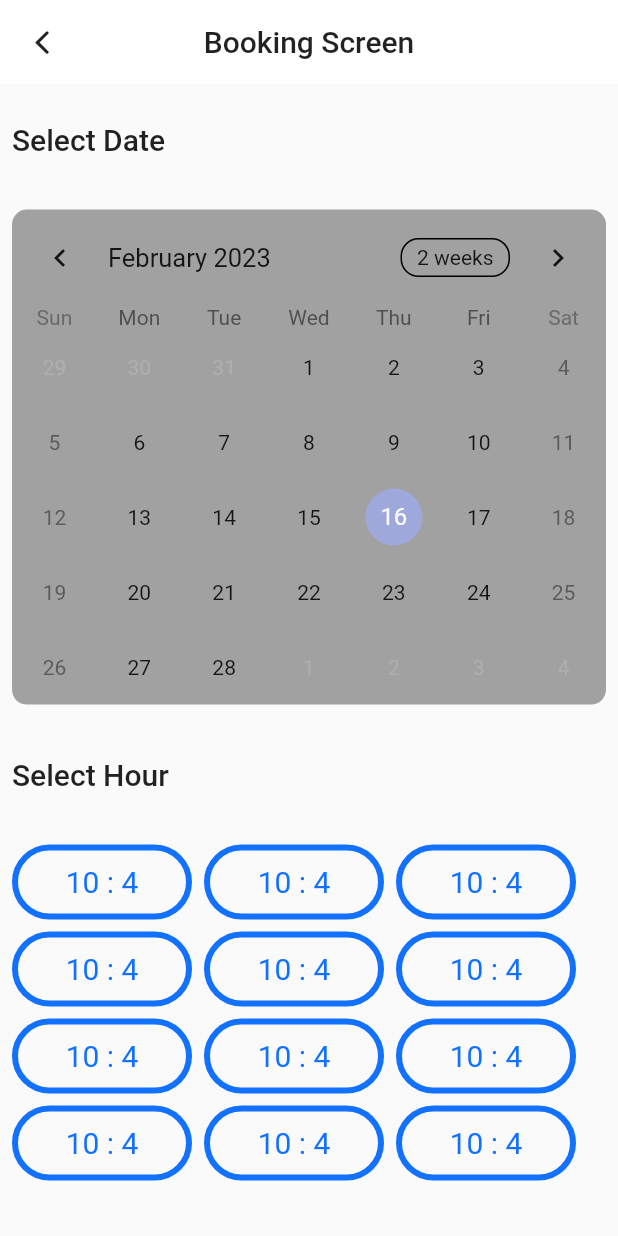
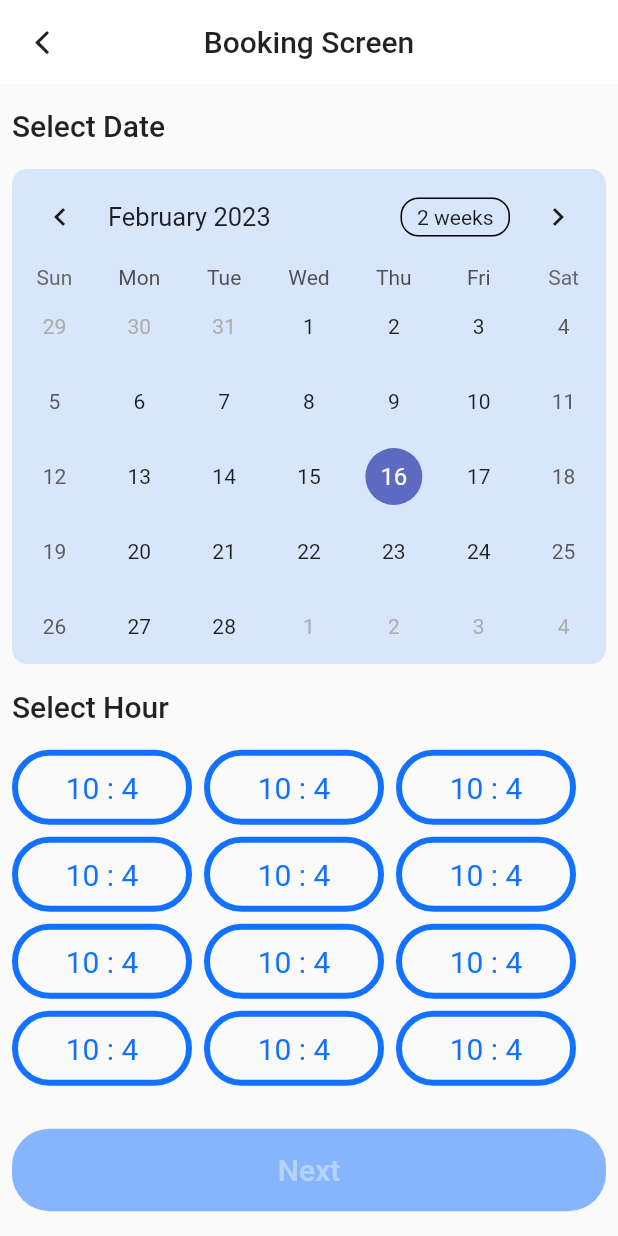
Before and after one commit to sanushcj/Hayaath-24x7, a Flutter app: the BookingAppointmentScreen screen opened directly, on a phone screen of 412 x 824 dp. Run offline on Flutter 3.47's test engine with Material 2 defaults, Android fonts, the phone set to English and light mode, and no system bars; drawn by our look-alikes of table_calendar; our stand-ins replace carousel_slider, font_awesome_flutter, get, google_fonts, lottie; network calls fail; Roboto replaces fonts that are missing (Rosario).

Commit message:
next elevated button done

```diff
--- a/lib/controller/bookingscreen/bookingscreencontroller.dart
+++ b/lib/controller/bookingscreen/bookingscreencontroller.dart
@@ -3,14 +3,14 @@ import 'dart:developer';
 import 'package:get/get.dart';
 
 class BookingScreenController extends GetxController {
-  List<bool> boollist = List.generate(12, (index) => false);
+  List<bool> boollist = List.generate(12, (index) => false).obs;
 
-  thakkudu(int indexofthewidget) {
+  timeSelect(int indexofthewidget) {
     log(' $indexofthewidget');
     for (var i = 0; i < boollist.length; i++) {
       if (i == indexofthewidget) {
         log('ifcase worked $i');
-        boollist[i] = true;
+        boollist[i] == false ? boollist[i] =true : boollist[i] =false;
       } else {
         log('ELSEcase worked $i');
         boollist[i] = false;
--- a/lib/view/booking screen/book_appoinment.dart
+++ b/lib/view/booking screen/book_appoinment.dart
@@ -2,16 +2,18 @@ import 'package:flutter/cupertino.dart';
 import 'package:flutter/material.dart';
 import 'package:get/get.dart';
 import 'package:hayaath_24x7/core/Colors/mycolors.dart';
-import 'package:hayaath_24x7/view/booking%20screen/widgets/timecontainerwidget.dart';
 import 'package:table_calendar/table_calendar.dart';
-
+import 'widgets/hourbox.dart';
 import 'widgets/nextelevatedbutton.dart';
 
 // ignore: must_be_immutable
 class BookingAppointmentScreen extends StatelessWidget {
   BookingAppointmentScreen({super.key});
 
-  DateTime today = DateTime.now();
+  Rx<DateTime> today = DateTime.now().obs;
+    void _ondaySelected(DateTime day, DateTime focusedDay) {
+  today.value = day;
+  }
 
   @override
   Widget build(BuildContext context) {
@@ -39,7 +41,8 @@ class BookingAppointmentScreen extends StatelessWidget {
         height: MediaQuery.of(context).size.height,
         child: Padding(
           padding: const EdgeInsets.all(8.0),
-          child: Column(mainAxisAlignment: MainAxisAlignment.spaceAround,
+          child: Column(
+            mainAxisAlignment: MainAxisAlignment.spaceAround,
             crossAxisAlignment: CrossAxisAlignment.start,
             children: [
               Text(
@@ -47,29 +50,48 @@ class BookingAppointmentScreen extends StatelessWidget {
                 style: TextStyle(
                     color: rrBlack, fontSize: 20, fontWeight: FontWeight.w500),
               ),
-              Container(
+              Obx(
+                () =>  Container(
                   width: double.infinity,
                   decoration: BoxDecoration(
                     borderRadius: BorderRadius.circular(10),
-                  color: rrGrey,
+                    color: rrPremiumBlue.withOpacity(0.15),
                   ),
                   child: TableCalendar(
+                      availableGestures: AvailableGestures.all,
+                      selectedDayPredicate: (day) => isSameDay(day, today.value),
+                      onDaySelected: _ondaySelected ,
                       rowHeight: 50,
-                    focusedDay: today,
-                    firstDay: DateTime.utc(today.year),
+                      focusedDay: today.value,
+                      firstDay: DateTime.utc(today.value.year),
                       lastDay: DateTime(2025)),
+                ),
               ),
               Text(
                 'Select Hour',
                 style: TextStyle(
                     color: rrBlack, fontSize: 20, fontWeight: FontWeight.w500),
               ),
-             TimeContainer(),
-            //  NextElevatedButton(),
+              Container(
+                height: MediaQuery.of(context).size.height / 3.5,
+                child: Wrap(
+                  spacing: 8,
+                  runSpacing: 8,
+                  children: List.generate(
+                      12,
+                      (index) => HourContainerWidget(
+                            time: '10 : 4',
+                            indexofthewidget: index,
+                          )),
+                ),
+              ),
+              NextElevatedButton(),
             ],
           ),
         ),
       ),
     );
   }
+
+
 }
--- a/lib/view/booking screen/widgets/hourbox.dart
+++ b/lib/view/booking screen/widgets/hourbox.dart
@@ -1,5 +1,3 @@
-import 'dart:developer';
-
 import 'package:flutter/material.dart';
 import 'package:get/get.dart';
 import 'package:hayaath_24x7/controller/bookingscreen/bookingscreencontroller.dart';
@@ -14,7 +12,6 @@ class HourContainerWidget extends StatelessWidget {
   });
   final int indexofthewidget;
   BookingScreenController controller = Get.put(BookingScreenController());
-  RxBool tap = false.obs;
 
   final String time;
   // String?;
@@ -26,11 +23,8 @@ class HourContainerWidget extends StatelessWidget {
         borderRadius: BorderRadius.circular(25),
         // autofocus: true,
         onTap: () {
-          controller1.thakkudu(indexofthewidget);
-                  log('gokul Kannurrr');
-print(controller1.boollist[indexofthewidget]);
-          // controller.boollist[indexofthewidget] = true;
-        },
+          controller1.timeSelect(indexofthewidget);
+          },
         child: Container(
           alignment: Alignment.center,
           height: 50,
--- a/lib/view/booking screen/widgets/nextelevatedbutton.dart
+++ b/lib/view/booking screen/widgets/nextelevatedbutton.dart
@@ -1,43 +1,44 @@
-// import 'package:flutter/material.dart';
-// import 'package:get/get.dart';
-// import 'package:hayaath_24x7/controller/bookingscreen/bookingscreencontroller.dart';
-// import 'package:hayaath_24x7/view/packageselection/packageselect.dart';
-// import '../../../core/Colors/mycolors.dart';
+import 'package:flutter/material.dart';
+import 'package:get/get.dart';
+import 'package:hayaath_24x7/controller/bookingscreen/bookingscreencontroller.dart';
+import 'package:hayaath_24x7/view/packageselection/packageselect.dart';
+import '../../../core/Colors/mycolors.dart';
 
-// BookingScreenController controller = Get.find();
 
-// class NextElevatedButton extends StatelessWidget {
-//   NextElevatedButton({
-//     super.key,
-//   });
-//   @override
-//   Widget build(BuildContext context) {
-//     return SizedBox(
-//       width: double.infinity,
-//       height: 55,
-//       child: Obx(
-//         () => ElevatedButton(
-//           onPressed: () {
-//            controller. tap == true
-//                 ? Get.to(PackageScreen())
-//                 : Get.snackbar('Select your date', 'Select your day and time');
-//           },
-//           style: ButtonStyle(
-//               elevation: MaterialStatePropertyAll(0),
-//               shape: MaterialStateProperty.all<RoundedRectangleBorder>(
-//                 RoundedRectangleBorder(
-//                   borderRadius: BorderRadius.circular(25),
-//                 ),
-//               ),
-//               backgroundColor: controller.tap == true
-//                   ? MaterialStatePropertyAll(rrPremiumBlue)
-//                   : MaterialStatePropertyAll(rrPremiumBlue.withOpacity(0.5))),
-//           child: Text('Next',
-//               style: TextStyle(
-//                   color:controller. tap == true ? rrWhite : rrWhite.withOpacity(0.4),
-//                   fontSize: 20)),
-//         ),
-//       ),
-//     );
-//   }
-// }
+class NextElevatedButton extends StatelessWidget {
+  NextElevatedButton({
+    super.key,
+  });
+  @override
+  Widget build(BuildContext context) {
+    return SizedBox(
+      width: double.infinity,
+      height: 55,
+      child: GetBuilder<BookingScreenController>(
+        builder:(BookingScreenController controller) {
+      return   ElevatedButton(
+          onPressed: () {
+           controller.boollist.contains(true)
+                ? Get.to(PackageScreen())
+                : Get.snackbar('Select your date', 'Select your day and time');
+          },
+          style: ButtonStyle(
+              elevation: MaterialStatePropertyAll(0),
+              shape: MaterialStateProperty.all<RoundedRectangleBorder>(
+                RoundedRectangleBorder(
+                  borderRadius: BorderRadius.circular(25),
+                ),
+              ),
+              backgroundColor:  controller.boollist.contains(true)
+                  ? MaterialStatePropertyAll(rrPremiumBlue)
+                  : MaterialStatePropertyAll(rrPremiumBlue.withOpacity(0.5))),
+          child: Text('Next',
+              style: TextStyle(
+                  color:controller.boollist.contains(true) ? rrWhite : rrWhite.withOpacity(0.4),
+                  fontSize: 20)),
+        );
+         },
+      ),
+    );
+  }
+}
--- a/lib/view/booking screen/widgets/timecontainerwidget.dart
+++ /dev/null
@@ -1,32 +0,0 @@
-import 'package:flutter/material.dart';
-import 'hourbox.dart';
-
-class TimeContainer extends StatelessWidget {
-  const TimeContainer({
-    super.key,
-  });
-
-  @override
-  Widget build(BuildContext context) {
-    return Container(
-      height: MediaQuery.of(context).size.height / 3.5,
-      child: SingleChildScrollView(
-        child: Column(
-          mainAxisAlignment: MainAxisAlignment.spaceEvenly,
-          children: [
-            Wrap(
-              spacing: 8,
-              runSpacing: 8,
-              children: List.generate(
-                  12,
-                  (index) => HourContainerWidget(
-                        time: '10 : 4',
-                        indexofthewidget: index,
-                      )),
-            ),
-          ],
-        ),
-      ),
-    );
-  }
-}
```
Lines whose indentation alone changed are shown as unchanged.
